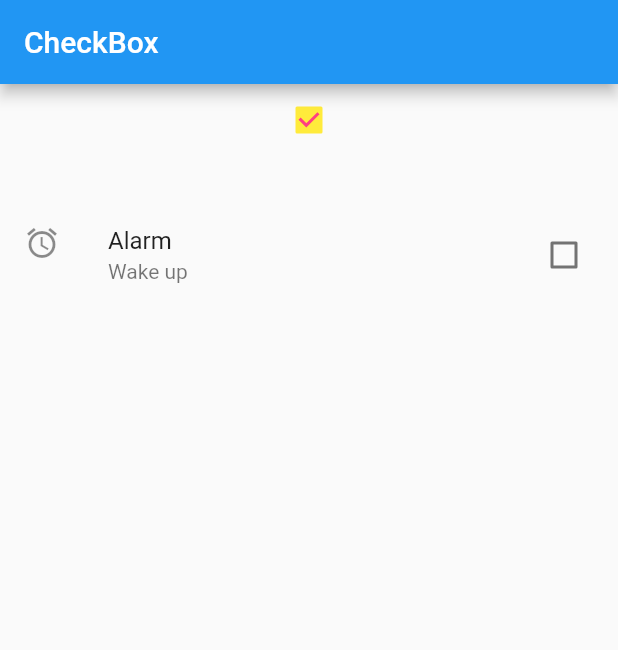
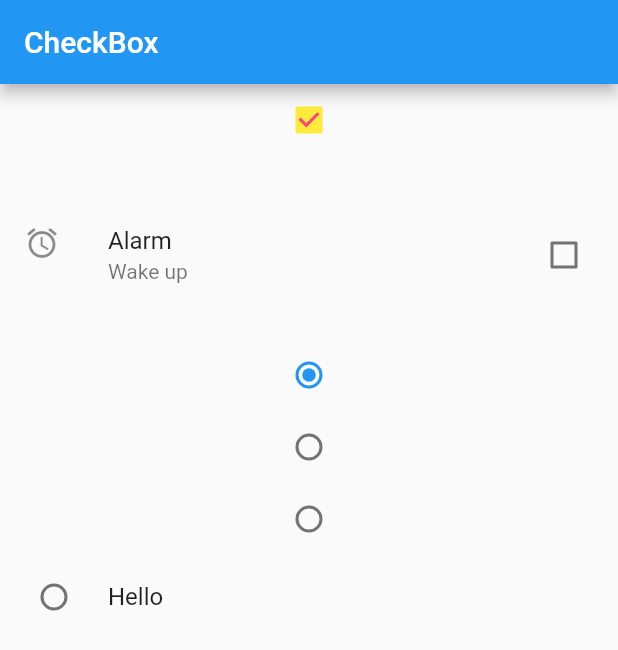
Before and after one commit to HeinnWaiHtet/flutter_first_app, a Flutter app: the screen it shows after launch, on a phone screen of 412 x 824 dp. Shown: the top 650 px of the screen. Run offline on Flutter 3.47's test engine with Material 2 defaults, Android fonts, the phone set to English and light mode, and no system bars.

```diff
--- a/lib/main.dart
+++ b/lib/main.dart
@@ -16,6 +16,7 @@ class MyApp extends StatefulWidget{
 class MyAppState extends State<MyApp>{
   bool checkStatus = true;
   bool anotherCheckStatus = false;
+  String radioGroup = 'hein';
   @override
   // ignore: avoid_renaming_method_parameters
   Widget build(BuildContext buildContext){
@@ -50,6 +51,42 @@ class MyAppState extends State<MyApp>{
                 });
               }),
 
+              const SizedBox(height: 20,),
+
+              Radio(
+                value: 'hein',
+                groupValue: radioGroup,
+                onChanged: (String? status){
+                setState(() {
+                  radioGroup = status!;
+                });
+              }),
+
+              Radio(
+                value: 'wai',
+                groupValue: radioGroup,
+                onChanged: (String? status){
+                setState(() {
+                  radioGroup = status!;
+                });
+              }),
+
+              Radio(
+                value: 'htet',
+                groupValue: radioGroup,
+                onChanged: (String? status){
+                setState(() {
+                  radioGroup = status!;
+                });
+              }),
+
+              RadioListTile(
+                title: const Text('Hello'),
+                value: true,
+                groupValue: 'gg',
+                onChanged: (Object? status){
+
+              }),
             ],
           ),
       ),
```
